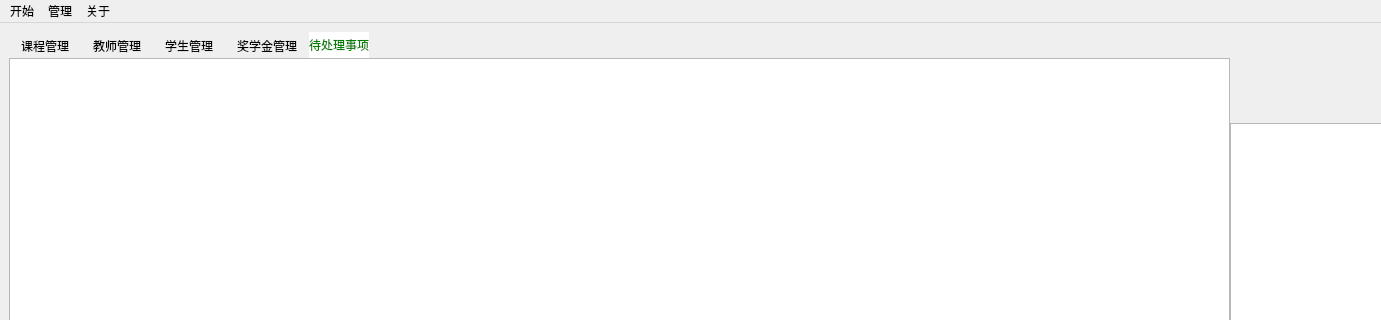
shiyu-coder/Student-information-management-system, file adminwindow.ui: the form before one commit; both pictures show x 0 to 1381 and y 0 to 320 of the 1532 by 706 pixel window.
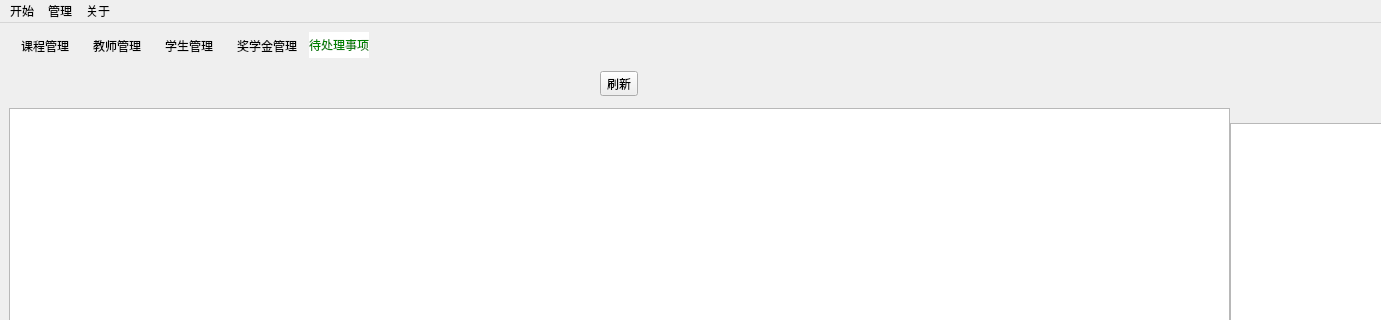
The form after the commit. The open tabs and pages were chosen to show the change. Icons and pictures are not drawn.

```diff
--- a/adminwindow.ui
+++ b/adminwindow.ui
@@ -488,9 +488,9 @@
       <property name="geometry">
        <rect>
         <x>0</x>
-        <y>0</y>
+        <y>50</y>
         <width>1221</width>
-        <height>571</height>
+        <height>521</height>
        </rect>
       </property>
       <property name="font">
@@ -506,6 +506,29 @@
        </size>
       </property>
      </widget>
+     <widget class="QWidget" name="widget_5" native="true">
+      <property name="geometry">
+       <rect>
+        <x>0</x>
+        <y>0</y>
+        <width>1221</width>
+        <height>51</height>
+       </rect>
+      </property>
+      <layout class="QHBoxLayout" name="horizontalLayout_6">
+       <item>
+        <widget class="QToolButton" name="FlushButton_5">
+         <property name="styleSheet">
+          <string notr="true">background-color: rgba(255, 255, 255, 0);border:2px solid white;border-radius:10px;
+hover{ background-color: rgba(255, 255, 255, 150);border:2px solid white;border-radius:10px;background-color: rgba(255, 255, 255, 150);border:2px solid white;border-radius:10px;}</string>
+         </property>
+         <property name="text">
+          <string>刷新</string>
+         </property>
+        </widget>
+       </item>
+      </layout>
+     </widget>
     </widget>
    </widget>
    <widget class="QLabel" name="label">
```
Left out of the diff: 13 changed lines with no effect on the pictures.
